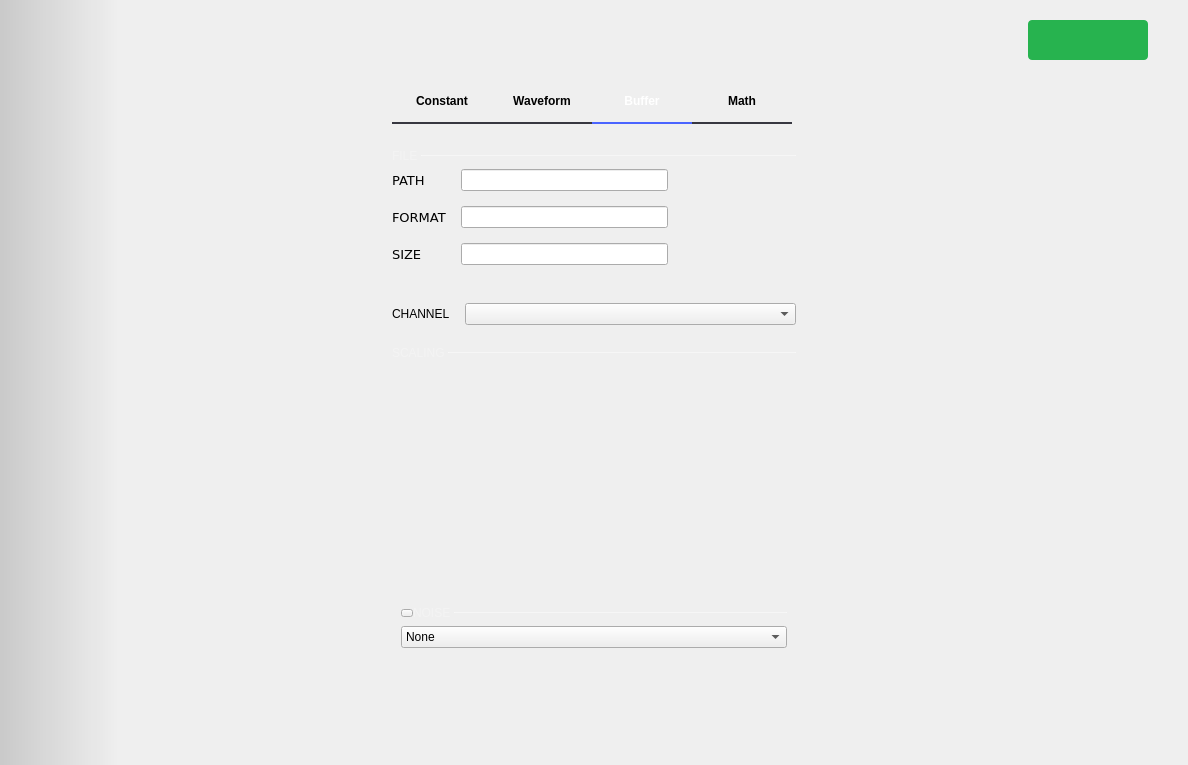
Before: the Qt Designer form ui/signal_generator.ui in analogdevicesinc/scopy, drawn with Qt 5.
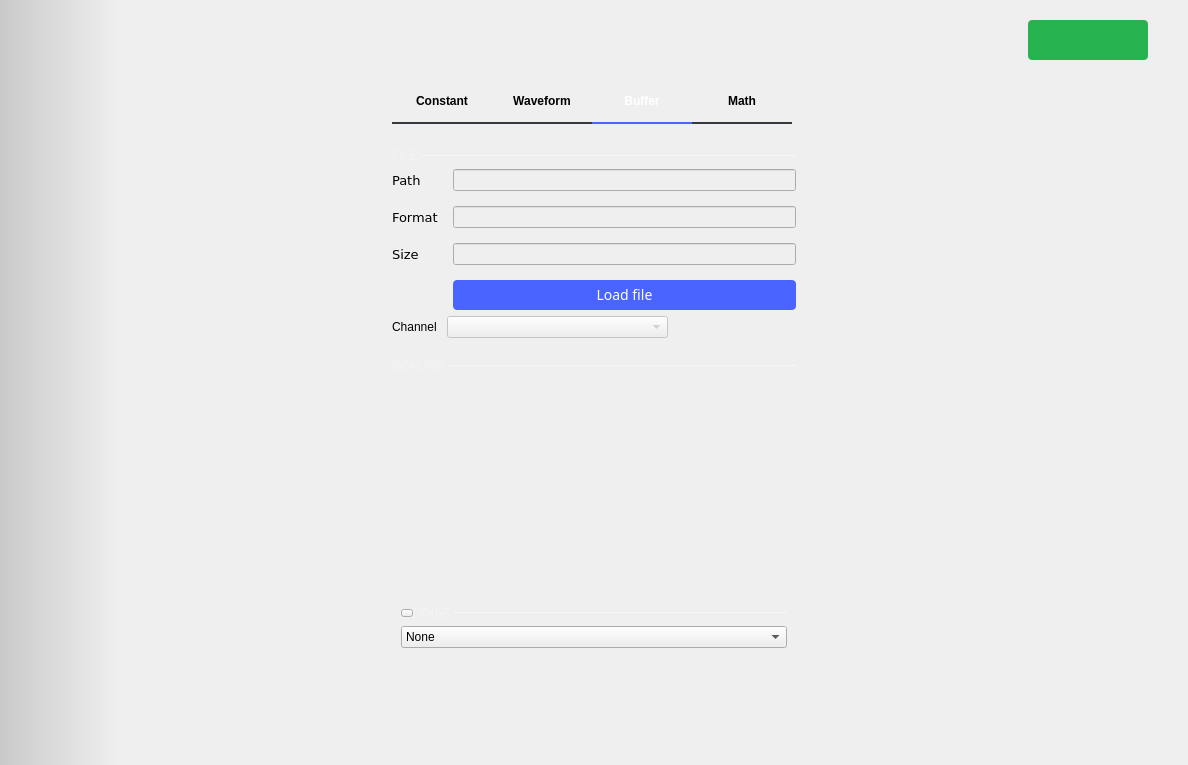
After: the same form once the commit is applied. The open tabs and pages were chosen to show the change. Icons and pictures are not drawn. Custom widgets are drawn as their Qt base class.

Commit message: SignalGenerator: rework signal generator buffer menu ui

What changed in the file:
```diff
--- a/ui/signal_generator.ui
+++ b/ui/signal_generator.ui
@@ -521,7 +521,7 @@
                    <item>
                     <layout class="QHBoxLayout" name="horizontalLayout_7">
                      <property name="spacing">
-                      <number>0</number>
+                      <number>10</number>
                      </property>
                      <property name="topMargin">
                       <number>0</number>
@@ -561,12 +561,15 @@
                           </font>
                          </property>
                          <property name="text">
-                          <string>PATH</string>
+                          <string>Path</string>
                          </property>
                         </widget>
                        </item>
                        <item row="0" column="1">
                         <widget class="QLineEdit" name="label_path">
+                         <property name="enabled">
+                          <bool>false</bool>
+                         </property>
                          <property name="sizePolicy">
                           <sizepolicy hsizetype="Minimum" vsizetype="Fixed">
                            <horstretch>0</horstretch>
@@ -584,12 +587,15 @@
                           </font>
                          </property>
                          <property name="text">
-                          <string>FORMAT</string>
+                          <string>Format</string>
                          </property>
                         </widget>
                        </item>
                        <item row="1" column="1">
                         <widget class="QLineEdit" name="label_format">
+                         <property name="enabled">
+                          <bool>false</bool>
+                         </property>
                          <property name="sizePolicy">
                           <sizepolicy hsizetype="Minimum" vsizetype="Fixed">
                            <horstretch>0</horstretch>
@@ -607,12 +613,15 @@
                           </font>
                          </property>
                          <property name="text">
-                          <string>SIZE</string>
+                          <string>Size</string>
                          </property>
                         </widget>
                        </item>
                        <item row="2" column="1">
                         <widget class="QLineEdit" name="label_size">
+                         <property name="enabled">
+                          <bool>false</bool>
+                         </property>
                          <property name="sizePolicy">
                           <sizepolicy hsizetype="Minimum" vsizetype="Fixed">
                            <horstretch>0</horstretch>
@@ -621,12 +630,10 @@
                          </property>
                         </widget>
                        </item>
-                      </layout>
-                     </item>
-                     <item>
+                       <item row="3" column="1">
                       <widget class="QPushButton" name="load_file">
                        <property name="sizePolicy">
-                        <sizepolicy hsizetype="Fixed" vsizetype="Fixed">
+                          <sizepolicy hsizetype="Minimum" vsizetype="Maximum">
                          <horstretch>0</horstretch>
                          <verstretch>0</verstretch>
                         </sizepolicy>
@@ -634,39 +641,54 @@
                        <property name="minimumSize">
                         <size>
                          <width>0</width>
-                         <height>64</height>
+                           <height>0</height>
                         </size>
                        </property>
                        <property name="maximumSize">
                         <size>
-                         <width>128</width>
+                           <width>16777215</width>
                          <height>16777215</height>
                         </size>
                        </property>
                        <property name="styleSheet">
-                        <string notr="true">QPushButton {
-height: 128px;
+                          <string notr="true">QPushButton{
+
+/*height: 128px;
 width: 128px;
-border: none;
-background-image: url(:/icons/floppy.svg);
+background-image: url(:/icons/floppy.svg);*/
 background-position: center center;
 background-repeat: no-repeat;
+background-color: #4a64ff;
+  height: 30px;
+  border-radius: 4px;
+  font-family: ArialMT;
+  font-size: 14px;
+  font-weight: normal;
+  font-style: normal;
+  text-align: center;
+  color: #ffffff;
 }
-QPushButton:hover {
-background-image: url(:/icons/floppy_hover.svg);
-}</string>
+
+
+QPushButton:hover
+{
+	 background-color: #4a34ff;
+}
+</string>
                        </property>
                        <property name="text">
-                        <string/>
-                       </property>
-                      </widget>
+                          <string>Load file</string>
+                         </property>
+                        </widget>
+                       </item>
+                      </layout>
                      </item>
                     </layout>
                    </item>
                    <item>
                     <layout class="QHBoxLayout" name="horizontalLayout_4">
                      <property name="spacing">
-                      <number>15</number>
+                      <number>10</number>
                      </property>
                      <item>
                       <widget class="QLabel" name="label">
@@ -677,12 +699,15 @@
                         </sizepolicy>
                        </property>
                        <property name="text">
-                        <string>CHANNEL</string>
+                        <string>Channel</string>
                        </property>
                       </widget>
                      </item>
                      <item>
                       <widget class="QComboBox" name="fileChannel">
+                       <property name="enabled">
+                        <bool>false</bool>
+                       </property>
                        <property name="sizePolicy">
                         <sizepolicy hsizetype="Minimum" vsizetype="Fixed">
                          <horstretch>0</horstretch>
@@ -694,6 +719,22 @@
                        </property>
                       </widget>
                      </item>
+                     <item>
+                      <spacer name="horizontalSpacer_5">
+                       <property name="orientation">
+                        <enum>Qt::Horizontal</enum>
+                       </property>
+                       <property name="sizeType">
+                        <enum>QSizePolicy::Fixed</enum>
+                       </property>
+                       <property name="sizeHint" stdset="0">
+                        <size>
+                         <width>128</width>
+                         <height>0</height>
+                        </size>
+                       </property>
+                      </spacer>
+                     </item>
                     </layout>
                    </item>
                    <item>
```
Left out of the diff: 8 changed lines with no effect on the pictures. Lines whose indentation alone changed are shown as unchanged. The commit also changes 1 other file.
